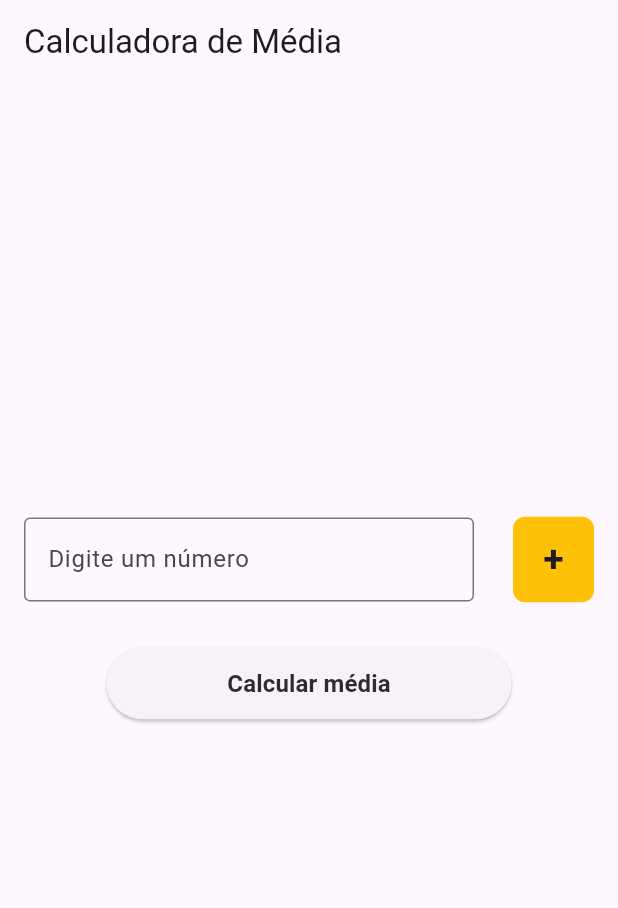
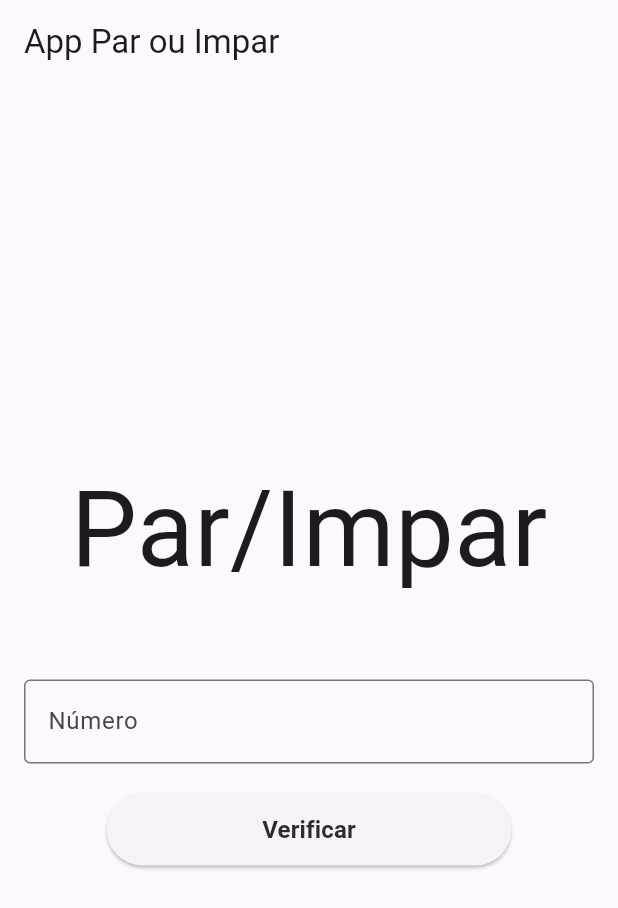
Before and after one commit to dionedev/Desafio_mentoria, a Flutter app: the screen it shows after launch, on a phone screen of 412 x 824 dp. Shown: the top 908 px of the screen. Run offline on Flutter 3.47's test engine with Material 3 defaults, Android fonts, the phone set to English and light mode, and no system bars.

Commit message:
feat: layout simples do app

```diff
--- a/lib/main.dart
+++ b/lib/main.dart
@@ -2,6 +2,7 @@ import 'package:app_imc/pages/calcula_media.dart';
 import 'package:app_imc/pages/conversor_temperatura.dart';
 import 'package:app_imc/pages/imc_page.dart';
 import 'package:app_imc/pages/jogo_dado.dart';
+import 'package:app_imc/pages/par_ou_impar.dart';
 import 'package:flutter/material.dart';
 
 void main() {
@@ -14,12 +15,13 @@ class App extends StatelessWidget {
   @override
   Widget build(BuildContext context) {
     return MaterialApp(
-      initialRoute: 'calculaMedia',
+      initialRoute: 'parOuImpar',
       routes: {
         'imc': (context) => const ImcPage(),
         'jogoDado': (context) => const JogoDado(),
         'conversorTemperatura': (context) => const ConversorTemperatura(),
         'calculaMedia': (context) => const CalculaMedia(),
+        'parOuImpar': (context) => const ParOuImpar(),
       },
     );
   }
--- /dev/null
+++ b/lib/pages/par_ou_impar.dart
@@ -0,0 +1,59 @@
+import 'package:flutter/material.dart';
+
+class ParOuImpar extends StatefulWidget {
+  const ParOuImpar({super.key});
+
+  @override
+  State<ParOuImpar> createState() => _ParOuImparState();
+}
+
+class _ParOuImparState extends State<ParOuImpar> {
+  @override
+  Widget build(BuildContext context) {
+    return MaterialApp(
+      home: Scaffold(
+        appBar: AppBar(
+          title: const Text('App Par ou Impar'),
+        ),
+        body: SafeArea(
+          child: Padding(
+            padding: const EdgeInsets.all(16.0),
+            child: Column(
+              mainAxisAlignment: MainAxisAlignment.center,
+              children: [
+                Text(
+                  'Par/Impar',
+                  style: TextStyle(fontSize: 70),
+                ),
+                Padding(
+                  padding: EdgeInsets.only(top: 50, bottom: 20),
+                  child: TextField(
+                    keyboardType: TextInputType.number,
+                    decoration: InputDecoration(
+                      labelText: 'Número',
+                      border: OutlineInputBorder(),
+                    ),
+                  ),
+                ),
+                ElevatedButton(
+                  onPressed: () {},
+                  style: ElevatedButton.styleFrom(
+                    fixedSize: const Size(270, 48),
+                  ),
+                  child: const Text(
+                    'Verificar',
+                    style: TextStyle(
+                      fontSize: 16,
+                      color: Color.fromRGBO(45, 44, 44, 1),
+                      fontWeight: FontWeight.w600,
+                    ),
+                  ),
+                ),
+              ],
+            ),
+          ),
+        ),
+      ),
+    );
+  }
+}
```
